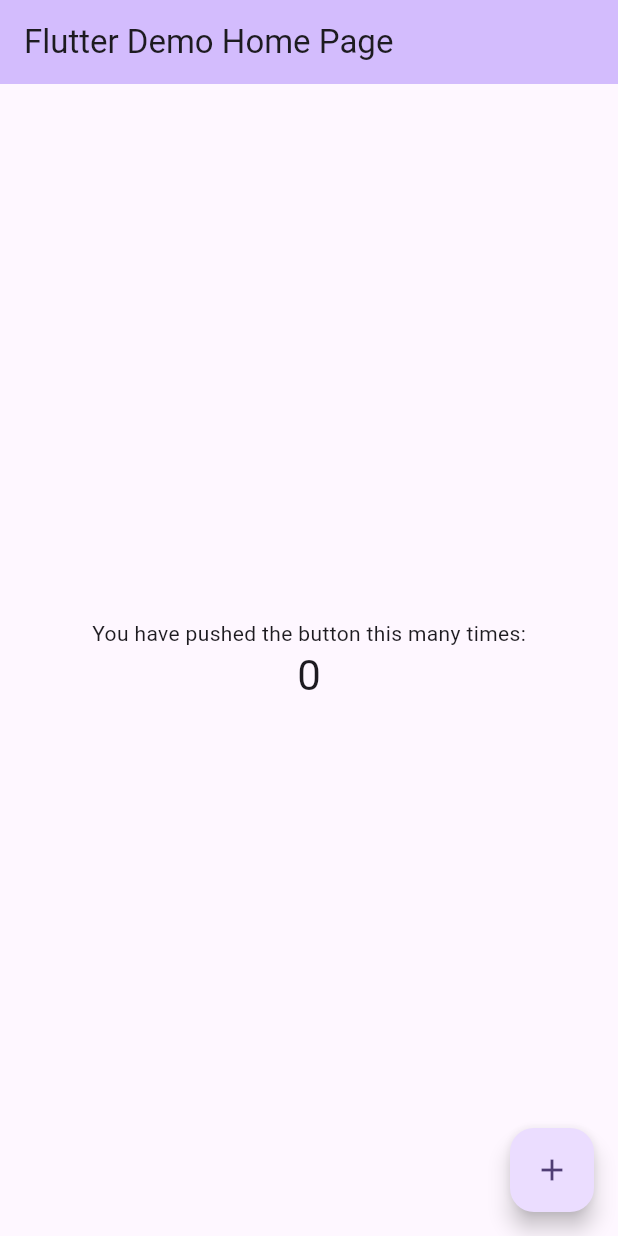
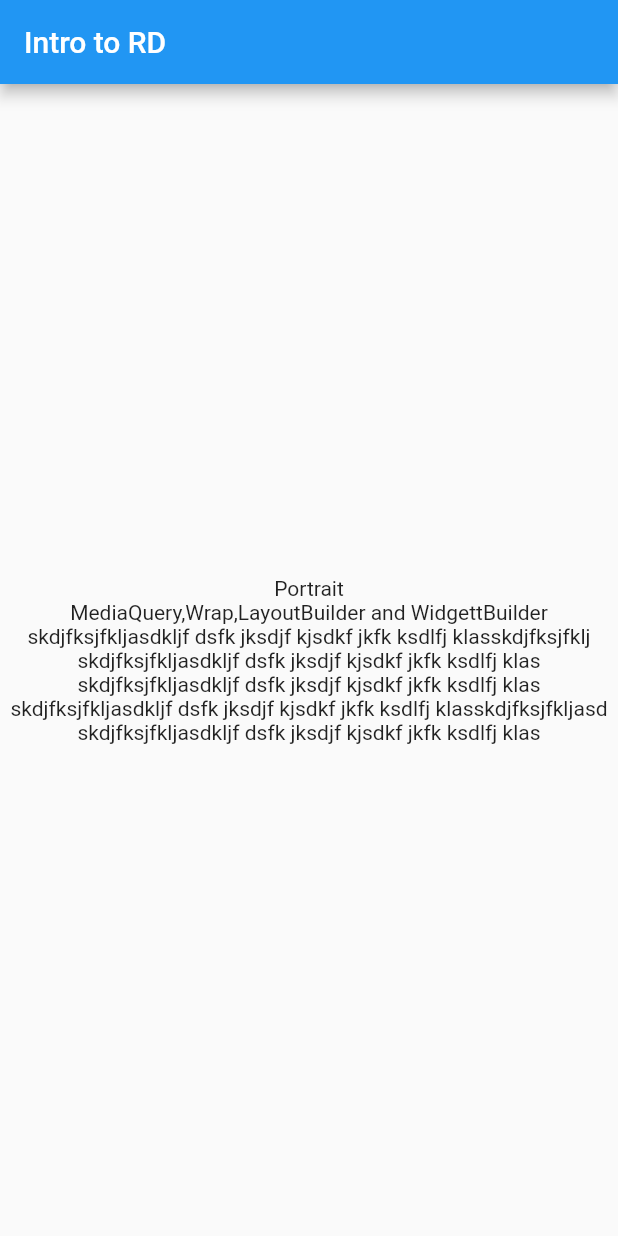
Before and after one commit to csearafat01/module_8, a Flutter app: the screen it shows after launch, on a phone screen of 412 x 824 dp. Run offline on Flutter 3.47's test engine with Material 2 defaults, Android fonts, the phone set to English and light mode, and no system bars.

Commit message:
module_8_responsive_design_class_1 MediaQuery,Wrap,LayoutBuilder and WidgetBuilder

```diff
--- /dev/null
+++ b/lib/home_screen.dart
@@ -0,0 +1,66 @@
+import 'package:flutter/material.dart';
+
+/// MediaQuery
+
+class HomeScreen extends StatelessWidget {
+  const HomeScreen({super.key});
+
+  @override
+  Widget build(BuildContext context) {
+    // Size size = MediaQuery.of(context).size;
+    // Size size = MediaQuery.sizeOf(context);
+    // print(size);
+    // print(size.width);
+    // print(size.height);
+    // print(size.aspectRatio);
+    // print(size.flipped);
+    // Orientation orientation = MediaQuery.orientationOf(context);
+    // print(orientation);
+    // List<DisplayFeature> displayFeatures = MediaQuery.displayFeaturesOf(context);
+    // print(displayFeatures);
+    // print(MediaQuery.devicePixelRatioOf(context));
+    // print(MediaQuery.platformBrightnessOf(context));
+    return Scaffold(
+      appBar: AppBar(
+        title: Text('Intro to RD'),
+      ),
+      body: LayoutBuilder(
+          builder: (context, constraints) {
+            print(constraints.maxWidth);
+            if (constraints.maxWidth > 500) {
+              return Center(child: Text('Too big screen'));
+            } else {
+              return Center(
+                child: OrientationBuilder(
+                    builder: (context, orientation) {
+                      return Column(
+                        mainAxisAlignment: MainAxisAlignment.center,
+                        children: [
+                          Text(orientation == Orientation.portrait
+                              ? 'Portrait'
+                              : "Landscape"),
+                          Wrap(
+                            alignment: WrapAlignment.center,
+                            crossAxisAlignment: WrapCrossAlignment.start,
+                            children: [
+                              Text('MediaQuery,Wrap,LayoutBuilder and WidgettBuilder'),
+                              Text('skdjfksjfkljasdkljf dsfk jksdjf kjsdkf jkfk ksdlfj klas'),
+                              Text('skdjfksjfklj'),
+                              Text('skdjfksjfkljasdkljf dsfk jksdjf kjsdkf jkfk ksdlfj klas'),
+                              Text('skdjfksjfkljasdkljf dsfk jksdjf kjsdkf jkfk ksdlfj klas'),
+                              Text('skdjfksjfkljasdkljf dsfk jksdjf kjsdkf jkfk ksdlfj klas'),
+                              Text('skdjfksjfkljasd'),
+                              Text('skdjfksjfkljasdkljf dsfk jksdjf kjsdkf jkfk ksdlfj klas'),
+                            ],
+                          )
+                        ],
+                      );
+                    }
+                ),
+              );
+            }
+          }
+      ),
+    );
+  }
+}
--- a/lib/main.dart
+++ b/lib/main.dart
@@ -1,125 +1,18 @@
 import 'package:flutter/material.dart';
+import 'home_screen.dart';
 
 void main() {
-  runApp(const MyApp());
+  runApp(MyApp());
 }
 
 class MyApp extends StatelessWidget {
   const MyApp({super.key});
 
-  // This widget is the root of your application.
   @override
   Widget build(BuildContext context) {
     return MaterialApp(
-      title: 'Module 8',
-      theme: ThemeData(
-        // This is the theme of your application.
-        //
-        // TRY THIS: Try running your application with "flutter run". You'll see
-        // the application has a blue toolbar. Then, without quitting the app,
-        // try changing the seedColor in the colorScheme below to Colors.green
-        // and then invoke "hot reload" (save your changes or press the "hot
-        // reload" button in a Flutter-supported IDE, or press "r" if you used
-        // the command line to start the app).
-        //
-        // Notice that the counter didn't reset back to zero; the application
-        // state is not lost during the reload. To reset the state, use hot
-        // restart instead.
-        //
-        // This works for code too, not just values: Most code changes can be
-        // tested with just a hot reload.
-        colorScheme: ColorScheme.fromSeed(seedColor: Colors.deepPurple),
-        useMaterial3: true,
-      ),
-      home: const MyHomePage(title: 'Flutter Demo Home Page'),
+      title: 'module 8 class 1',
+      home: HomeScreen(),
     );
   }
 }
-
-class MyHomePage extends StatefulWidget {
-  const MyHomePage({super.key, required this.title});
-
-  // This widget is the home page of your application. It is stateful, meaning
-  // that it has a State object (defined below) that contains fields that affect
-  // how it looks.
-
-  // This class is the configuration for the state. It holds the values (in this
-  // case the title) provided by the parent (in this case the App widget) and
-  // used by the build method of the State. Fields in a Widget subclass are
-  // always marked "final".
-
-  final String title;
-
-  @override
-  State<MyHomePage> createState() => _MyHomePageState();
-}
-
-class _MyHomePageState extends State<MyHomePage> {
-  int _counter = 0;
-
-  void _incrementCounter() {
-    setState(() {
-      // This call to setState tells the Flutter framework that something has
-      // changed in this State, which causes it to rerun the build method below
-      // so that the display can reflect the updated values. If we changed
-      // _counter without calling setState(), then the build method would not be
-      // called again, and so nothing would appear to happen.
-      _counter++;
-    });
-  }
-
-  @override
-  Widget build(BuildContext context) {
-    // This method is rerun every time setState is called, for instance as done
-    // by the _incrementCounter method above.
-    //
-    // The Flutter framework has been optimized to make rerunning build methods
-    // fast, so that you can just rebuild anything that needs updating rather
-    // than having to individually change instances of widgets.
-    return Scaffold(
-      appBar: AppBar(
-        // TRY THIS: Try changing the color here to a specific color (to
-        // Colors.amber, perhaps?) and trigger a hot reload to see the AppBar
-        // change color while the other colors stay the same.
-        backgroundColor: Theme.of(context).colorScheme.inversePrimary,
-        // Here we take the value from the MyHomePage object that was created by
-        // the App.build method, and use it to set our appbar title.
-        title: Text(widget.title),
-      ),
-      body: Center(
-        // Center is a layout widget. It takes a single child and positions it
-        // in the middle of the parent.
-        child: Column(
-          // Column is also a layout widget. It takes a list of children and
-          // arranges them vertically. By default, it sizes itself to fit its
-          // children horizontally, and tries to be as tall as its parent.
-          //
-          // Column has various properties to control how it sizes itself and
-          // how it positions its children. Here we use mainAxisAlignment to
-          // center the children vertically; the main axis here is the vertical
-          // axis because Columns are vertical (the cross axis would be
-          // horizontal).
-          //
-          // TRY THIS: Invoke "debug painting" (choose the "Toggle Debug Paint"
-          // action in the IDE, or press "p" in the console), to see the
-          // wireframe for each widget.
-          mainAxisAlignment: MainAxisAlignment.center,
-          children: <Widget>[
-            const Text(
-              'You have pushed the button this many times:',
-            ),
-            Text(
-              '$_counter',
-              style: Theme.of(context).textTheme.headlineMedium,
-            ),
-          ],
-        ),
-      ),
-      floatingActionButton: FloatingActionButton(
-        onPressed: _incrementCounter,
-        tooltip: 'Increment',
-        child: const Icon(Icons.add),
-      ), // This trailing comma makes auto-formatting nicer for build methods.
-    );
-  }
-}
```
